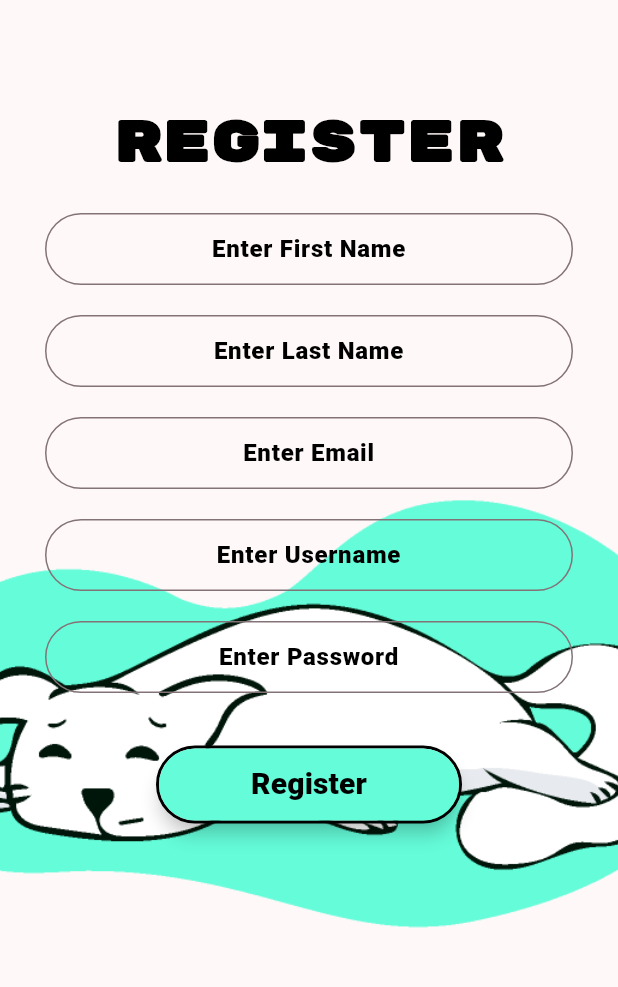
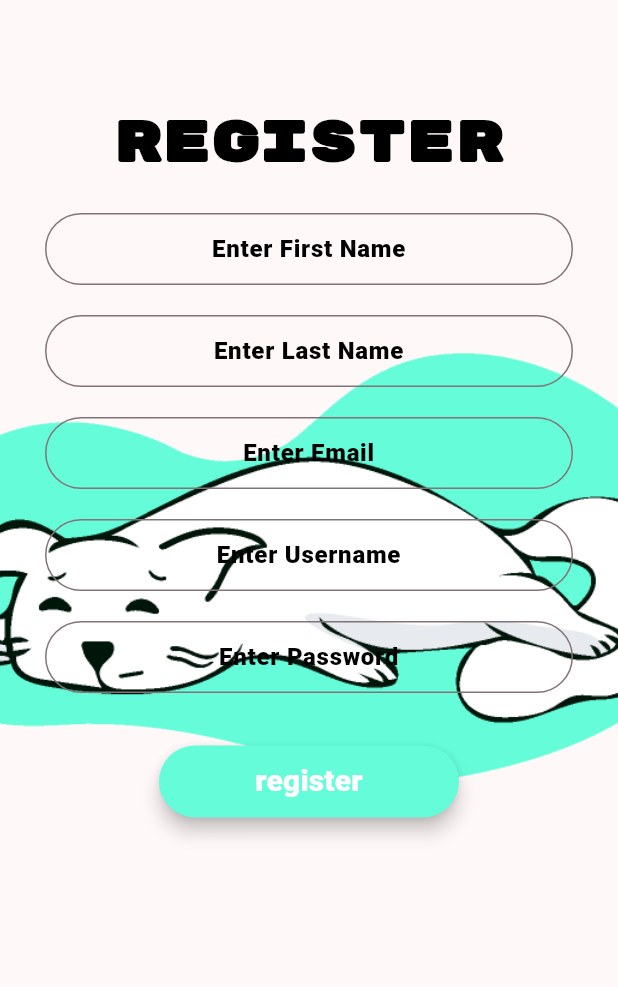
Before and after one commit to jphillips356/digital-ocean-app, a Flutter app: the register screen opened by its route, on a phone screen of 412 x 824 dp, the part 72-1059 px from its top. Run offline on Flutter 3.47's test engine with Material 3 defaults, Android fonts, the phone set to English and light mode, and no system bars; our stand-ins replace flutter_svg.

Commit message:
register

```diff
--- a/tracktion_mobile/lib/screens/register.dart
+++ b/tracktion_mobile/lib/screens/register.dart
@@ -64,8 +64,7 @@ class _registerPageState extends State<register> {
         children: [
           // Background image with specific position
           Positioned(
-            bottom: 0,
-            // Adjust the position as needed
+            top: 70, // Adjust the position as needed
             left: 0, // Adjust the position as needed
             right: 0,
             child: Container(
@@ -207,15 +206,8 @@ class _registerPageState extends State<register> {
                   ),
                 ),
                 // register Button
-                // Register Button
                 Padding(
                   padding: const EdgeInsets.symmetric(vertical: 15.0),
-                  child: Container(
-                    decoration: BoxDecoration(
-                      border: Border.all(
-                          color: Colors.black, width: 2.0), // Black border
-                      borderRadius: BorderRadius.circular(30.0),
-                    ),
                   child: Material(
                     elevation: 5.0,
                     color: const Color.fromARGB(255, 100, 252, 217),
@@ -226,12 +218,11 @@ class _registerPageState extends State<register> {
                       minWidth: 200.0,
                       height: 42.0,
                       child: const Text(
-                          'Register',
+                        'register',
                         style: TextStyle(
                           fontFamily: 'Roboto',
                           fontSize: 20,
-                            color: Color.fromARGB(255, 0, 0, 0),
-                          ),
+                          color: Colors.white,
                         ),
                       ),
                     ),
```
Lines whose indentation alone changed are shown as unchanged.
